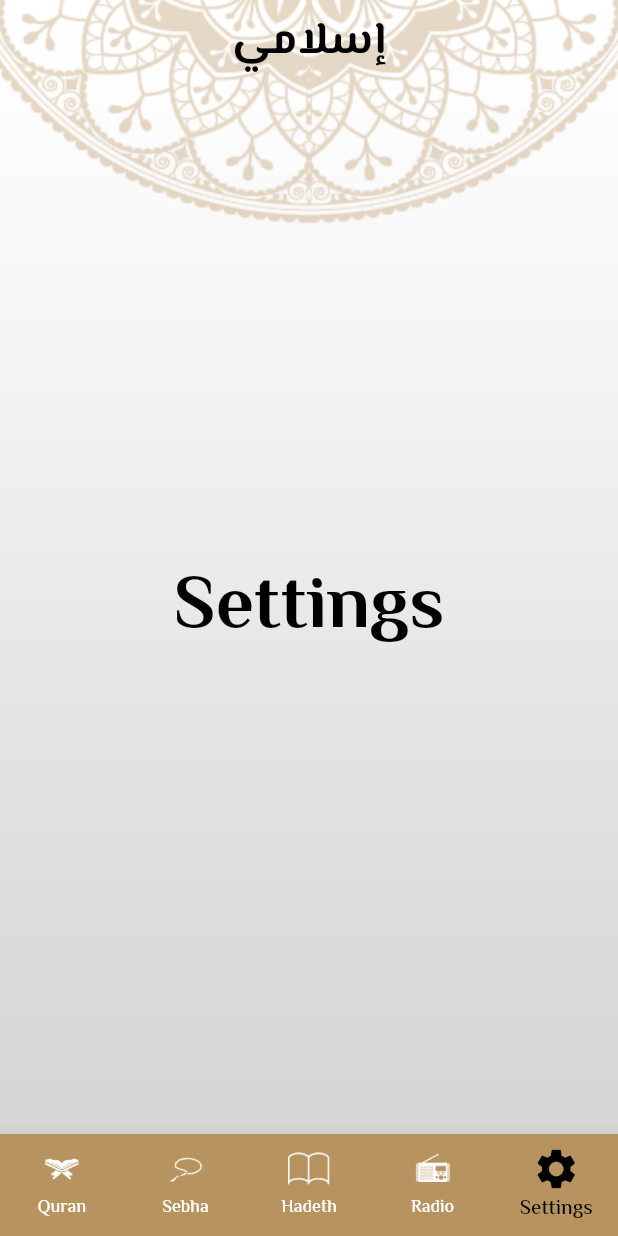
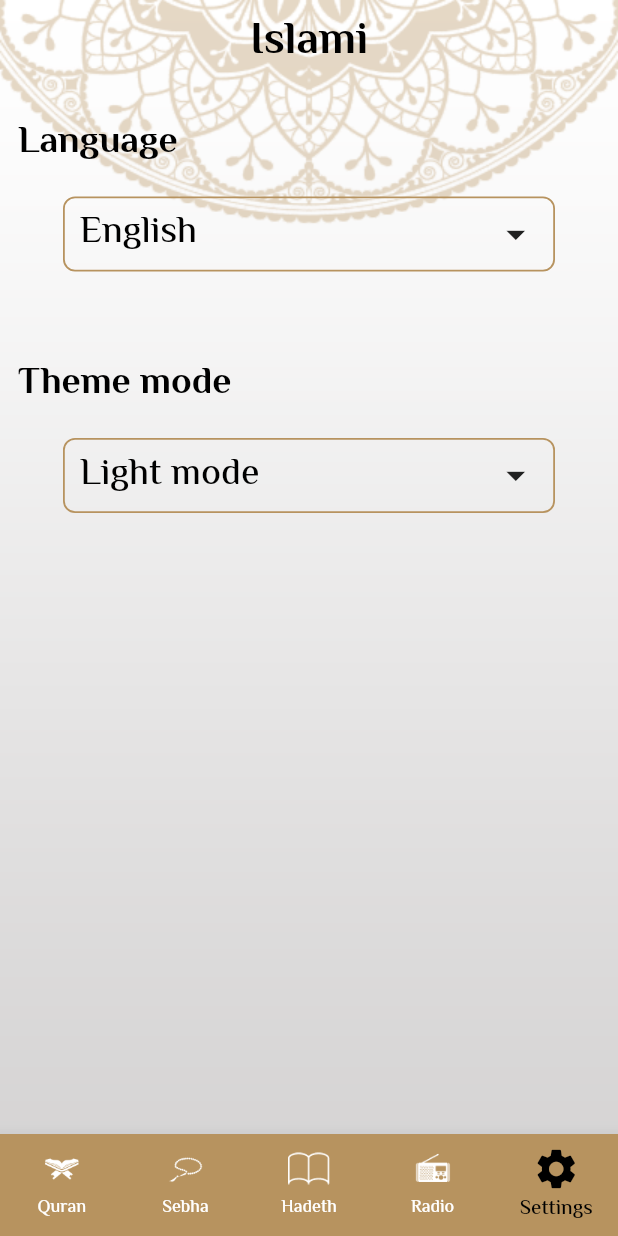
Before and after one commit to abdalla2741/islami_route_app, a Flutter app: the screen it shows after launch, item 5 of the bottom bar chosen, on a phone screen of 412 x 824 dp. Run offline on Flutter 3.47's test engine with Material 2 defaults, Android fonts, the phone set to English and light mode, and no system bars; our stand-ins replace google_fonts; generated files the repository leaves out were written again.

Commit message:
settings ui is done and localization

```diff
--- /dev/null
+++ b/l10n.yaml
@@ -0,0 +1,3 @@
+arb-dir: lib/l10n
+template-arb-file: app_en.arb
+output-localization-file: app_localizations.dart
--- /dev/null
+++ b/lib/l10n/app_ar.arb
@@ -0,0 +1,12 @@
+{
+  "islami" : "إسلامي",
+  "quran" : "قرأن",
+  "sebha" : "سبحة",
+  "hadeth" : "حديث",
+  "radio" : "راديو",
+  "settings" : "إعدادات",
+  "Language" : "اللغة",
+  "Theme mode" : "النمط",
+  "English" : "الانجليزية",
+  "Light" : "نهاري"
+}
--- /dev/null
+++ b/lib/l10n/app_en.arb
@@ -0,0 +1,13 @@
+{
+  "islami" : "Islami",
+  "quran" :"Quran",
+  "hadeth" : "Hadeth",
+  "sebha" : "Sebha",
+  "radio" : "Radio",
+  "settings" : "Settings",
+  "sura name" : "Sura name",
+  "Language" : "Language",
+  "Theme mode" : "Theme mode",
+  "English" : "English",
+  "Light" : "Light"
+}
--- a/lib/layout/home_layout/home_layout.dart
+++ b/lib/layout/home_layout/home_layout.dart
@@ -4,7 +4,8 @@ import 'package:islami_route_app/modules/quran/quran.dart';
 import 'package:islami_route_app/modules/radio/radio.dart';
 import 'package:islami_route_app/modules/sebha/sebha.dart';
 import 'package:islami_route_app/modules/settings/settings.dart';
-//01:21:00
+import 'package:flutter_gen/gen_l10n/app_localizations.dart';
+
 
 class HomeLayout extends StatefulWidget {
   HomeLayout({super.key});
@@ -36,7 +37,7 @@ class _HomeLayoutState extends State<HomeLayout> {
       ),
       child: Scaffold(
         appBar:AppBar(
-          title: const Text("إسلامي"),
+          title: Text(AppLocalizations.of(context)!.islami),
         ),
         body: screens[selectedIndex],
         bottomNavigationBar: BottomNavigationBar(
@@ -47,12 +48,12 @@ class _HomeLayoutState extends State<HomeLayout> {
             });
           },
           currentIndex: selectedIndex,
-          items: const [
-            BottomNavigationBarItem(icon: ImageIcon(AssetImage("assets/images/moshaf_blue.png")) , label: "Quran"),
-            BottomNavigationBarItem(icon: ImageIcon(AssetImage("assets/images/sebha.png")) , label: "Sebha"),
-            BottomNavigationBarItem(icon: ImageIcon(AssetImage("assets/images/ahadeth.png")) , label: "Hadeth"),
-            BottomNavigationBarItem(icon: ImageIcon(AssetImage("assets/images/radio.png")) , label: "Radio"),
-            BottomNavigationBarItem(icon:Icon(Icons.settings) , label:"Settings"),
+          items: [
+            BottomNavigationBarItem(icon: ImageIcon(AssetImage("assets/images/moshaf_blue.png")) ,label:  AppLocalizations.of(context)!.quran),
+            BottomNavigationBarItem(icon: ImageIcon(AssetImage("assets/images/sebha.png")) , label: AppLocalizations.of(context)!.sebha),
+            BottomNavigationBarItem(icon: ImageIcon(AssetImage("assets/images/ahadeth.png")) , label: AppLocalizations.of(context)!.hadeth),
+            BottomNavigationBarItem(icon: ImageIcon(AssetImage("assets/images/radio.png")) , label: AppLocalizations.of(context)!.radio),
+            BottomNavigationBarItem(icon:Icon(Icons.settings) , label:AppLocalizations.of(context)!.settings),
           ],
         ),
       ),
--- a/lib/main.dart
+++ b/lib/main.dart
@@ -4,6 +4,7 @@ import 'package:islami_route_app/modules/quran/quran_details.dart';
 import 'package:islami_route_app/splash_screen/splash_screen.dart';
 import 'package:islami_route_app/theme/application_theme/application_theme.dart';
 import 'layout/home_layout/home_layout.dart';
+import 'package:flutter_gen/gen_l10n/app_localizations.dart';
 
 void main() {
   runApp(MyApp());
@@ -16,6 +17,9 @@ class MyApp extends StatelessWidget {
   Widget build(BuildContext context) {
     return MaterialApp(
       theme: ApplicationTheme.lightTheme,
+      localizationsDelegates: AppLocalizations.localizationsDelegates,
+      locale: Locale("en"),
+      supportedLocales: AppLocalizations.supportedLocales,
       debugShowCheckedModeBanner: false,
       initialRoute: SplashScreen.routeName,
       routes: {
--- a/lib/modules/quran/quran.dart
+++ b/lib/modules/quran/quran.dart
@@ -1,6 +1,7 @@
 import 'package:flutter/material.dart';
 import 'package:islami_route_app/modules/quran/quran_details.dart';
 import 'package:islami_route_app/modules/quran/quran_item.dart';
+
 
 class Quran extends StatelessWidget {
    Quran({super.key});
--- a/lib/modules/settings/settings.dart
+++ b/lib/modules/settings/settings.dart
@@ -1,19 +1,81 @@
+
+
 import 'package:flutter/material.dart';
+import 'package:islami_route_app/modules/settings/widget/language_buttom_sheet_widget.dart';
+import 'package:islami_route_app/modules/settings/widget/settings_item.dart';
+import 'package:islami_route_app/modules/settings/widget/theme_buttom_sheet_widget.dart';
 
-class Settings extends StatelessWidget {
+class Settings extends StatefulWidget {
   const Settings({super.key});
 
   @override
+  State<Settings> createState() => _SettingsState();
+}
+
+class _SettingsState extends State<Settings> {
+  @override
   Widget build(BuildContext context) {
-    return Center(
-      child: Text(
-        "Settings",
-        style: TextStyle(
-            color: Colors.black,
-            fontSize: 50,
-            fontWeight: FontWeight.bold
-        ),
+    var theme = Theme.of(context);
+    var mediaQuery = MediaQuery.of(context).size;
+    return Padding(
+      padding: const EdgeInsets.symmetric(horizontal: 12 , vertical: 20),
+      child: Column(
+        crossAxisAlignment: CrossAxisAlignment.stretch,
+        children: [
+          SettingsItem(
+              barTitleName: "Language" ,
+              barOptionName: "English" ,
+              onOptionTap: () {
+                showLanguageButtonSheeet(context);
+              }
+          ),
+          SizedBox(height: 40,),
+          SettingsItem(
+              barTitleName: "Theme mode" ,
+              barOptionName: "Light mode",
+            onOptionTap: (){
+              showThemeButtonSheeet(context);
+            }
+          ),
+          // Text('Theme mode',
+          //     style: theme.textTheme.bodyLarge, textAlign: TextAlign.start),
+          // GestureDetector(
+          //   onTap: (){
+          //     showThemeButtonSheeet(context);
+          //   },
+          //   child: Container(
+          //     margin: const EdgeInsets.symmetric(vertical: 16 , horizontal:30),
+          //     padding: const EdgeInsets.symmetric(horizontal: 10),
+          //     height: 50,
+          //     width: mediaQuery.width,
+          //     decoration: BoxDecoration(
+          //       border:Border.all(
+          //         color: theme.primaryColor,
+          //         width: 1.2,
+          //       ),
+          //       borderRadius: BorderRadius.circular(8),
+          //     ),
+          //     child:  Row(
+          //       mainAxisAlignment: MainAxisAlignment.spaceBetween,
+          //       children: [
+          //         Text("Light", style: theme.textTheme.bodyMedium),
+          //         const Icon(Icons.arrow_drop_down , size: 30,)
+          //       ],
+          //     ),
+          //   ),
+          // ),
+        ],
       ),
     );
   }
+
+  void showLanguageButtonSheeet(context) {
+    showModalBottomSheet(context: context, builder: (context) =>LanguageButtomSheetWidget() ,);
+
+  }
+
+  void showThemeButtonSheeet(context) {
+    showModalBottomSheet(context: context, builder: (context) =>ThemeButtomSheetWidget(),);
+
+  }
 }
--- /dev/null
+++ b/lib/modules/settings/widget/settings_item.dart
@@ -0,0 +1,47 @@
+import 'package:flutter/material.dart';
+
+typedef SettingsOptionClicked = void Function ();
+
+class SettingsItem extends StatelessWidget {
+   SettingsItem({super.key , required this.barTitleName , required this.barOptionName , required this.onOptionTap});
+   String barTitleName;
+   String barOptionName;
+   SettingsOptionClicked onOptionTap;
+
+
+  @override
+  Widget build(BuildContext context) {
+    var theme = Theme.of(context);
+    var mediaQuery = MediaQuery.of(context).size;
+    return Column(
+      crossAxisAlignment: CrossAxisAlignment.start,
+      children: [
+        Text(barTitleName,
+            style: theme.textTheme.bodyLarge, textAlign: TextAlign.start),
+        GestureDetector(
+          onTap: onOptionTap,
+          child: Container(
+            margin: const EdgeInsets.symmetric(vertical: 16 , horizontal:30),
+            padding: const EdgeInsets.symmetric(horizontal: 10),
+            height: 50,
+            width: mediaQuery.width,
+            decoration: BoxDecoration(
+              border:Border.all(
+                color: theme.primaryColor,
+                width: 1.2,
+              ),
+              borderRadius: BorderRadius.circular(8),
+            ),
+            child:  Row(
+              mainAxisAlignment: MainAxisAlignment.spaceBetween,
+              children: [
+                Text(barOptionName, style: theme.textTheme.bodyMedium),
+                const Icon(Icons.arrow_drop_down , size: 30,)
+              ],
+            ),
+          ),
+        ),
+      ],
+    );
+  }
+}
--- a/pubspec.yaml
+++ b/pubspec.yaml
@@ -40,6 +40,9 @@ dependencies:
 dev_dependencies:
   flutter_test:
     sdk: flutter
+  flutter_localizations:
+    sdk: flutter
+  intl: any
 
   # The "flutter_lints" package below contains a set of recommended lints to
   # encourage good coding practices. The lint set provided by the package is
@@ -58,6 +61,7 @@ flutter:
   # included with your application, so that you can use the icons in
   # the material Icons class.
   uses-material-design: true
+  generate: true
 
   # To add assets to your application, add an assets section, like this:
   assets:
```
Also changed, not shown: lib/modules/settings/widget/language_buttom_sheet_widget.dart (added, +26 -0 lines), lib/modules/settings/widget/selectedd_option_widget.dart (added, +26 -0 lines), lib/modules/settings/widget/theme_buttom_sheet_widget.dart (added, +26 -0 lines), lib/modules/settings/widget/unselected_option_widget.dart (added, +14 -0 lines), pubspec.lock.
